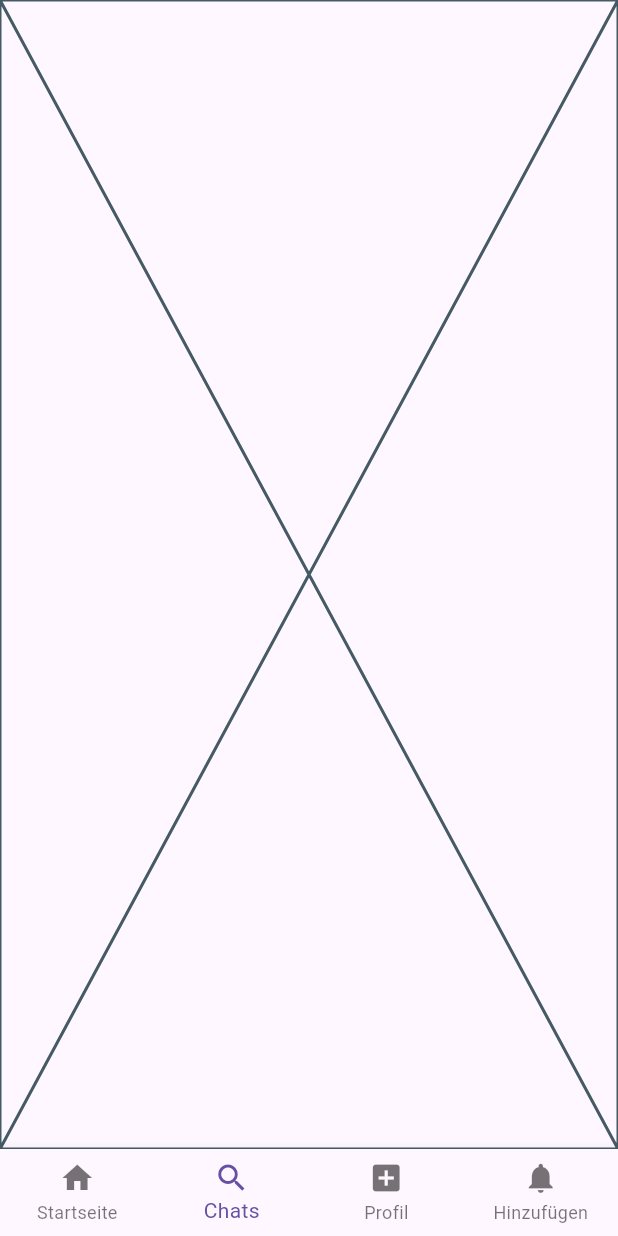
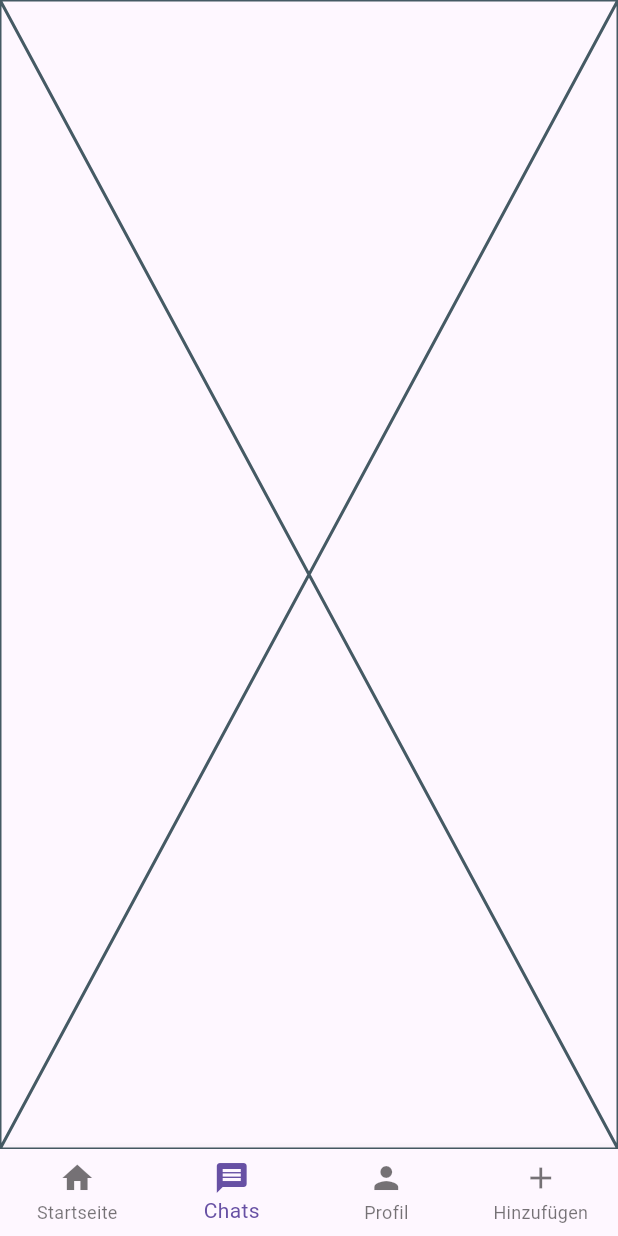
Before and after one commit to GreiFlo/wmc-project-skillable, a Flutter app: the MainScreen screen opened by its route, item 2 of the bottom bar chosen, on a phone screen of 412 x 824 dp. Run offline on Flutter 3.47's test engine with Material 3 defaults, Android fonts, the phone set to English and light mode, and no system bars; our stand-ins replace geolocator, shared_preferences; accounts and stored records are empty; network calls fail.

Commit message:
changed navigation bar icons

```diff
--- a/skillable_frontend/lib/main_screen.dart
+++ b/skillable_frontend/lib/main_screen.dart
@@ -30,9 +30,9 @@ class _MainScreenState extends State<MainScreen> {
         type: BottomNavigationBarType.fixed,
         items: const [
           BottomNavigationBarItem(icon: Icon(Icons.home), label: 'Startseite'),
-          BottomNavigationBarItem(icon: Icon(Icons.search), label: 'Chats'),
-          BottomNavigationBarItem(icon: Icon(Icons.add_box), label: 'Profil'),
-          BottomNavigationBarItem(icon: Icon(Icons.notifications), label: 'Hinzufügen'),
+          BottomNavigationBarItem(icon: Icon(Icons.message), label: 'Chats'),
+          BottomNavigationBarItem(icon: Icon(Icons.person), label: 'Profil'),
+          BottomNavigationBarItem(icon: Icon(Icons.add), label: 'Hinzufügen'),
         ],
       ),
     );
```
